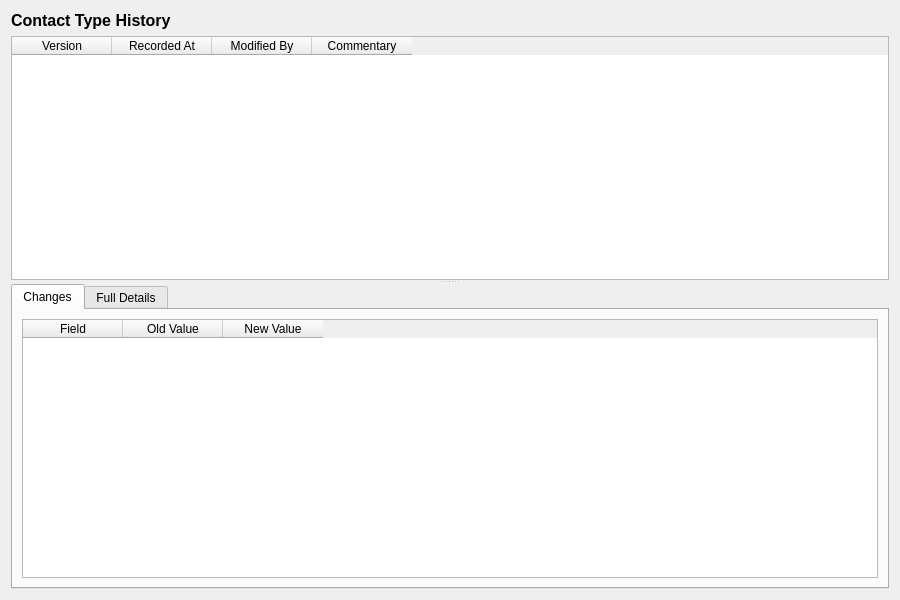
OreStudio/OreStudio, file projects/ores.qt/ui/ContactTypeHistoryDialog.ui: the form before one commit.
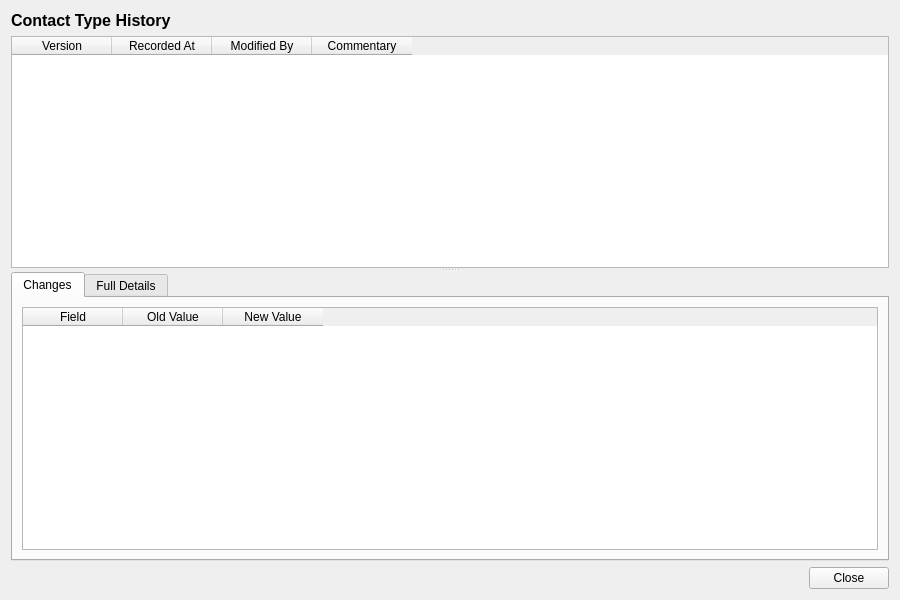
The form after the commit.

Commit message: [qt] Remove toolbars from detail dialogs; add Close button throughout

What changed in the file:
```diff
--- a/projects/ores.qt/ui/ContactTypeHistoryDialog.ui
+++ b/projects/ores.qt/ui/ContactTypeHistoryDialog.ui
@@ -265,6 +265,27 @@
      </widget>
     </widget>
    </item>
+   <item>
+    <layout class="QHBoxLayout" name="buttonLayout">
+     <item>
+      <spacer name="horizontalSpacer">
+       <property name="orientation">
+        <enum>Qt::Horizontal</enum>
+       </property>
+       <property name="sizeHint" stdset="0">
+        <size><width>40</width><height>20</height></size>
+       </property>
+      </spacer>
+     </item>
+     <item>
+      <widget class="QPushButton" name="closeButton">
+       <property name="text">
+        <string>Close</string>
+       </property>
+      </widget>
+     </item>
+    </layout>
+   </item>
   </layout>
  </widget>
  <resources/>
```
The commit also changes 201 other files.
